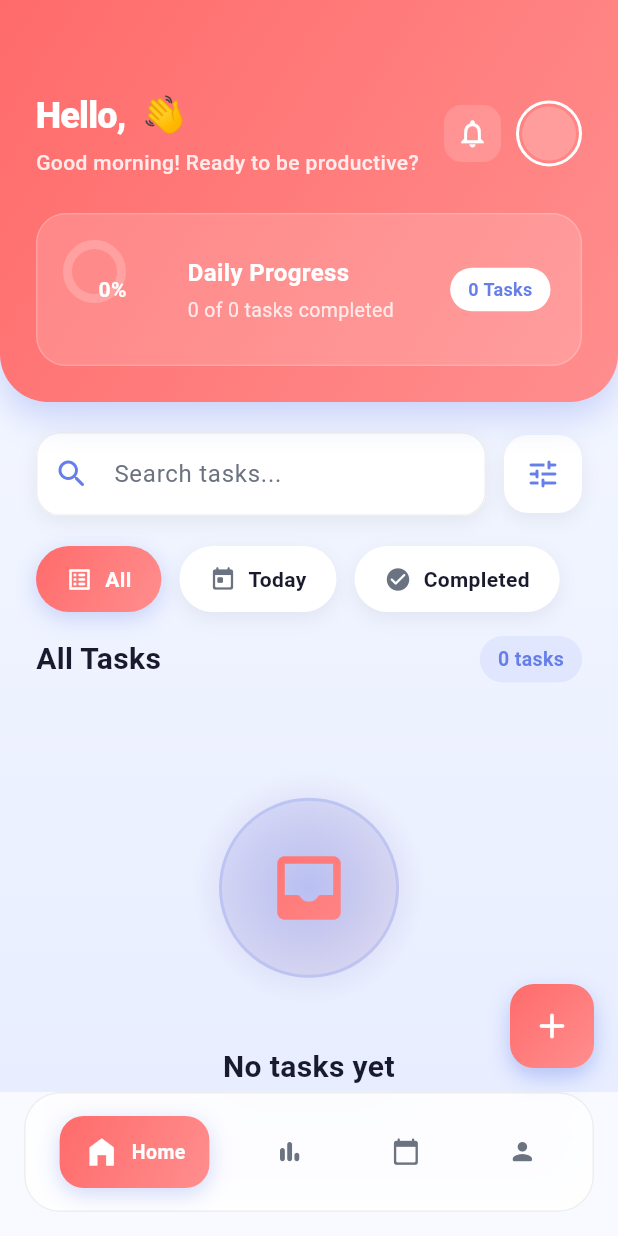
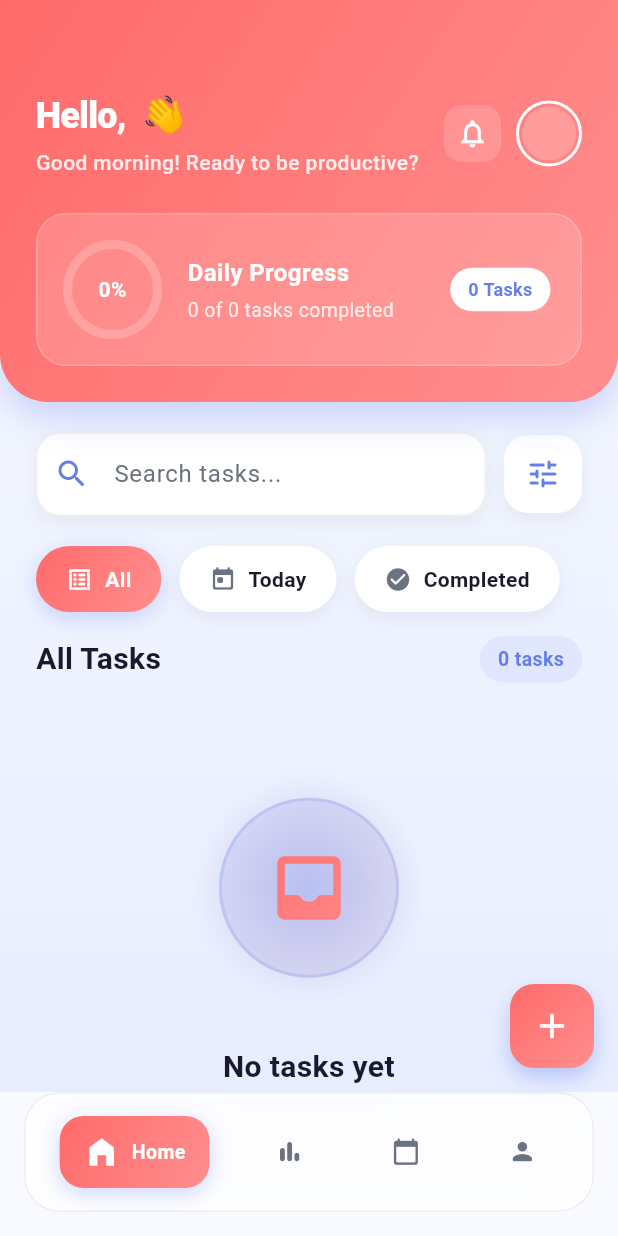
Before and after one commit to TaherKhadhraoui138/taskapp, a Flutter app: the HomeScreen screen opened directly with empty values, on a phone screen of 412 x 824 dp. Run offline on Flutter 3.47's test engine with Material 3 defaults, Android fonts, the phone set to English and light mode, and no system bars; our stand-ins replace cloud_firestore, firebase_auth, firebase_core, flutter_local_notifications, image_picker, shared_preferences and 1 more; accounts and stored records are empty; key blocks and very long unbroken strings in the code were emptied for the run.

Commit message:
fixed design

```diff
--- a/lib/screens/home_screen.dart
+++ b/lib/screens/home_screen.dart
@@ -513,8 +513,12 @@ class _HomeScreenState extends State<HomeScreen> with TickerProviderStateMixin {
                             width: 60,
                             height: 60,
                             child: Stack(
+                              alignment: Alignment.center,
                               children: [
-                                TweenAnimationBuilder<double>(
+                                SizedBox(
+                                  width: 60,
+                                  height: 60,
+                                  child: TweenAnimationBuilder<double>(
                                     tween: Tween(begin: 0, end: progress),
                                     duration: const Duration(milliseconds: 1000),
                                     curve: Curves.easeOutCubic,
@@ -527,14 +531,13 @@ class _HomeScreenState extends State<HomeScreen> with TickerProviderStateMixin {
                                       );
                                     },
                                   ),
-                                Center(
-                                  child: Text(
+                                ),
+                                Text(
                                   '${(progress * 100).toInt()}%',
                                   style: const TextStyle(
                                     color: Colors.white,
                                     fontWeight: FontWeight.bold,
                                     fontSize: 14,
-                                    ),
                                   ),
                                 ),
                               ],
```
Lines whose indentation alone changed are shown as unchanged.
